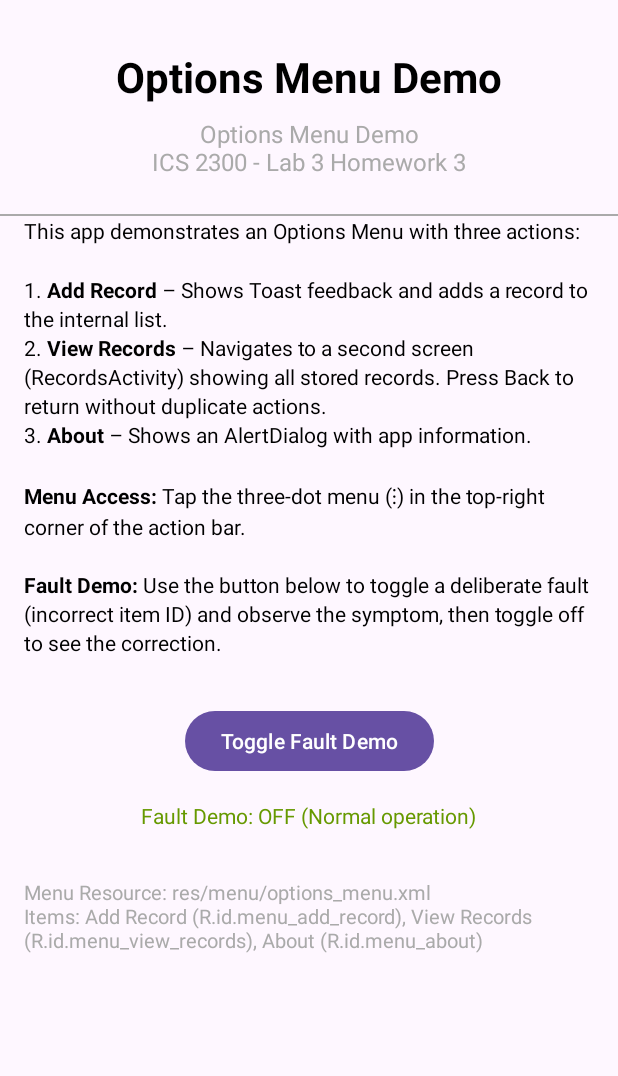
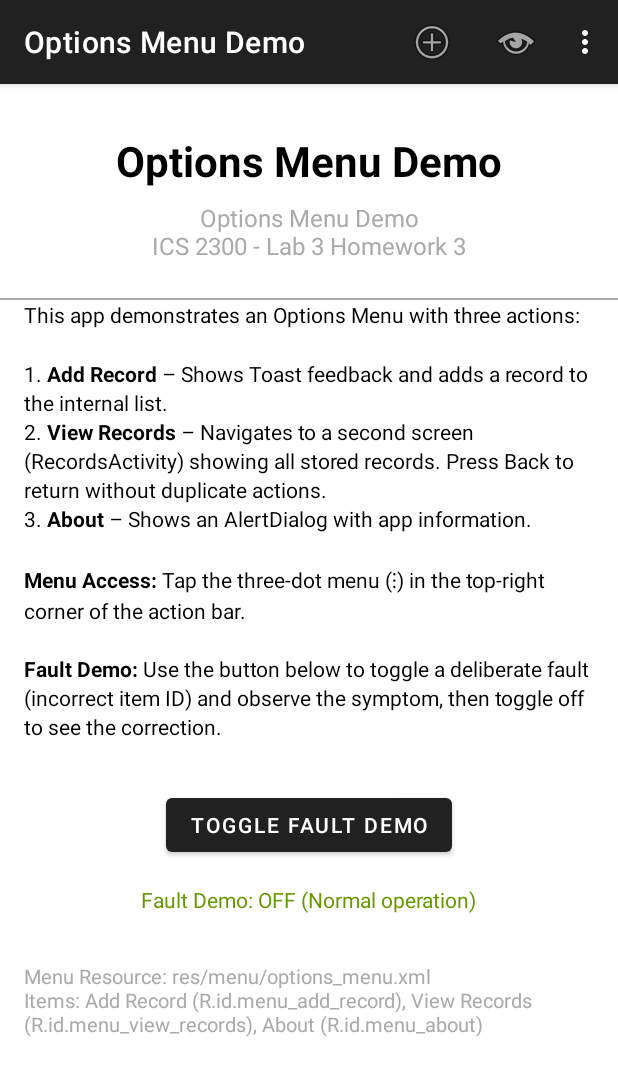
Before and after one commit to ai-patrick/Options-menu-navigation-and-Toast-feedback, an Android app: the screen it shows after launch (MainActivity), on a phone screen of 412 x 824 dp. Shown: the top 1076 px of the screen. Run offline under Robolectric (Android 15) with nearby library versions, the phone set to English and light mode, and no system bars.

Commit message:
Fix: Use MaterialComponents.DayNight.DarkActionBar theme for Action Bar with overflow menu

```diff
--- a/app/src/main/res/values/themes.xml
+++ b/app/src/main/res/values/themes.xml
@@ -1,6 +1,6 @@
 <resources xmlns:tools="http://schemas.android.com/tools">
     <!-- Base application theme. -->
-    <style name="Base.Theme.Options_menu" parent="Theme.Material3.DayNight.NoActionBar">
+    <style name="Base.Theme.Options_menu" parent="Theme.MaterialComponents.DayNight.DarkActionBar">
         <!-- Customize your light theme here. -->
         <!-- <item name="colorPrimary">@color/my_light_primary</item> -->
     </style>
```
